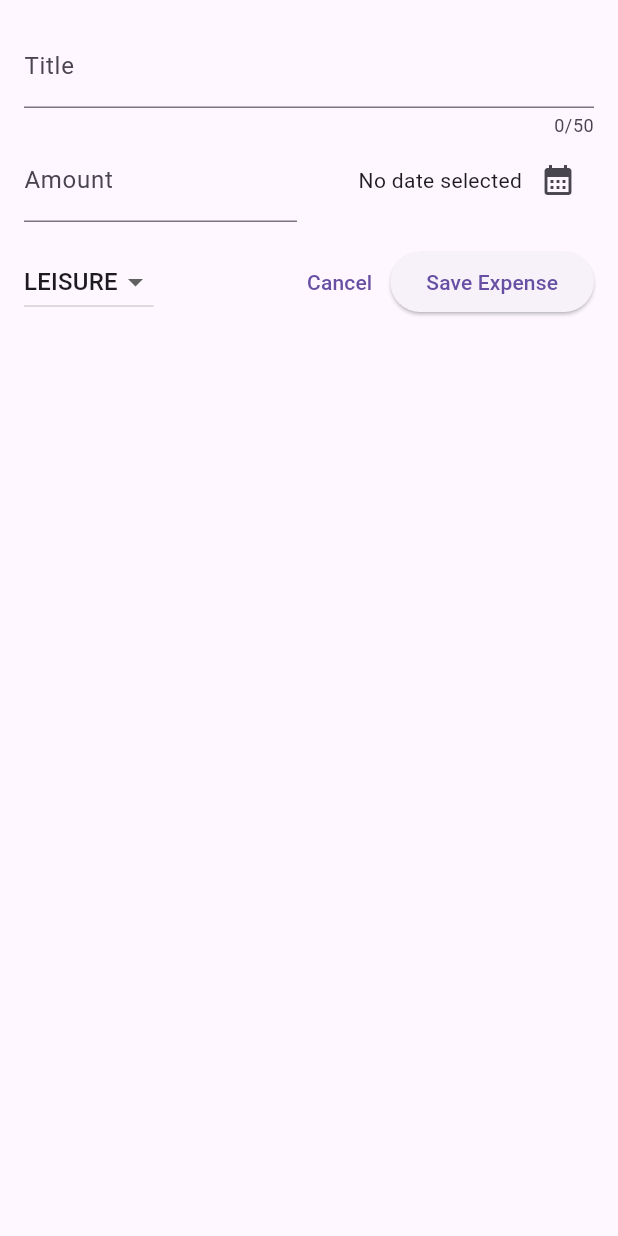
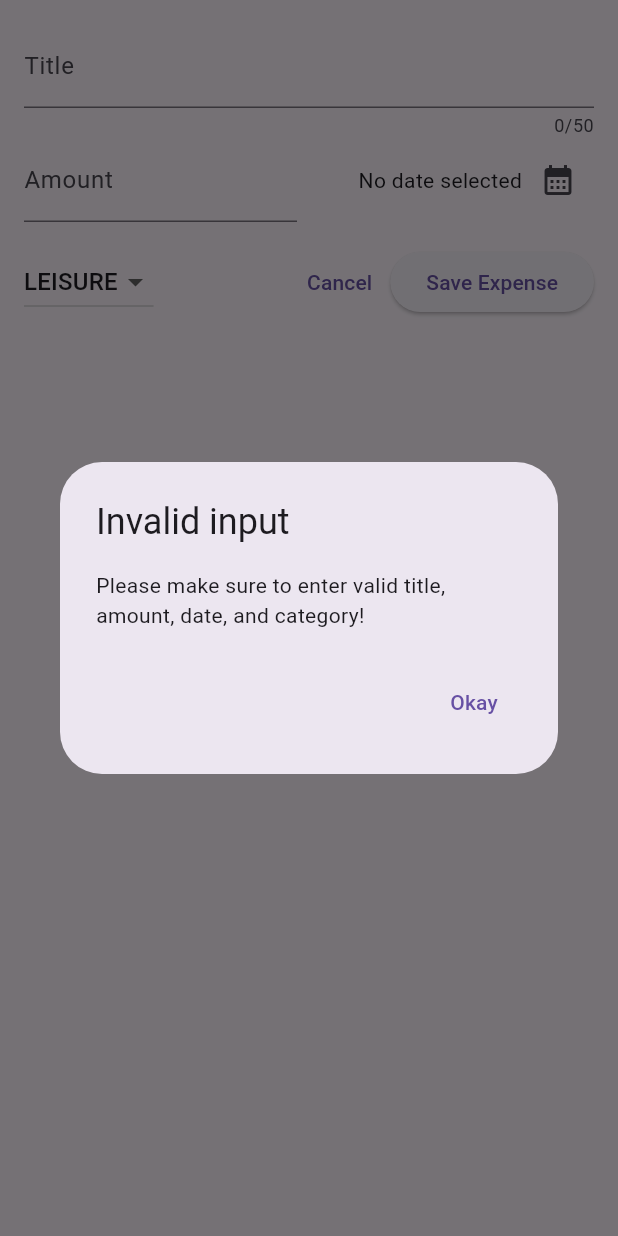
Before and after one commit to dubeyanant/expense_tracker, a Flutter app: the NewExpense widget shown alone on an empty page, opened directly, after a tap on "Save Expense", on a phone screen of 412 x 824 dp. Run offline on Flutter 3.47's test engine with Material 3 defaults, Android fonts, the phone set to English and light mode, and no system bars.

```diff
--- a/lib/widgets/new_expense.dart
+++ b/lib/widgets/new_expense.dart
@@ -30,6 +30,34 @@ class _NewExpenseState extends State<NewExpense> {
     setState(() {
       _selectedDate = pickedDate;
     });
+  }
+
+  void _submitExpenseData() {
+    final enteredAmount = double.tryParse(_amountController.text);
+    final isAmountInvalid = enteredAmount == null || enteredAmount <= 0;
+
+    if (_titleController.text.trim().isEmpty ||
+        isAmountInvalid ||
+        _selectedDate == null) {
+      showDialog(
+        context: context,
+        builder: (ctx) => AlertDialog(
+          title: const Text("Invalid input"),
+          content: const Text(
+            "Please make sure to enter valid title, amount, date, and category!",
+          ),
+          actions: [
+            TextButton(
+              onPressed: () {
+                Navigator.pop(ctx);
+              },
+              child: const Text('Okay'),
+            ),
+          ],
+        ),
+      );
+      return;
+    }
   }
 
   @override
@@ -112,7 +140,7 @@ class _NewExpenseState extends State<NewExpense> {
                 child: const Text("Cancel"),
               ),
               ElevatedButton(
-                onPressed: () {},
+                onPressed: _submitExpenseData,
                 child: const Text('Save Expense'),
               ),
             ],
```
